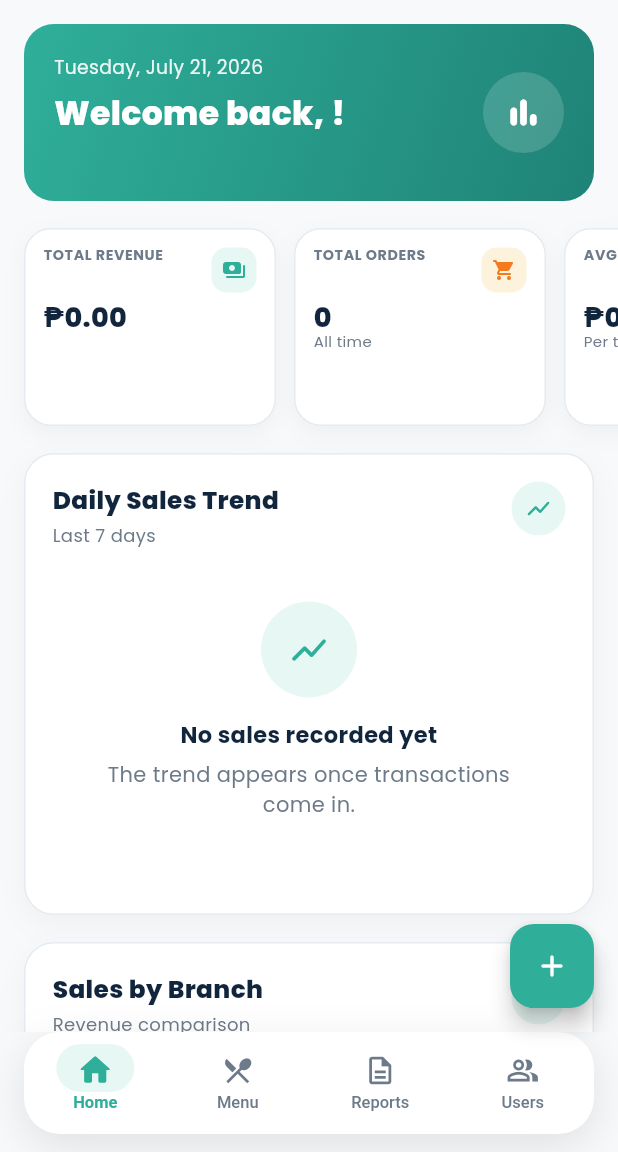
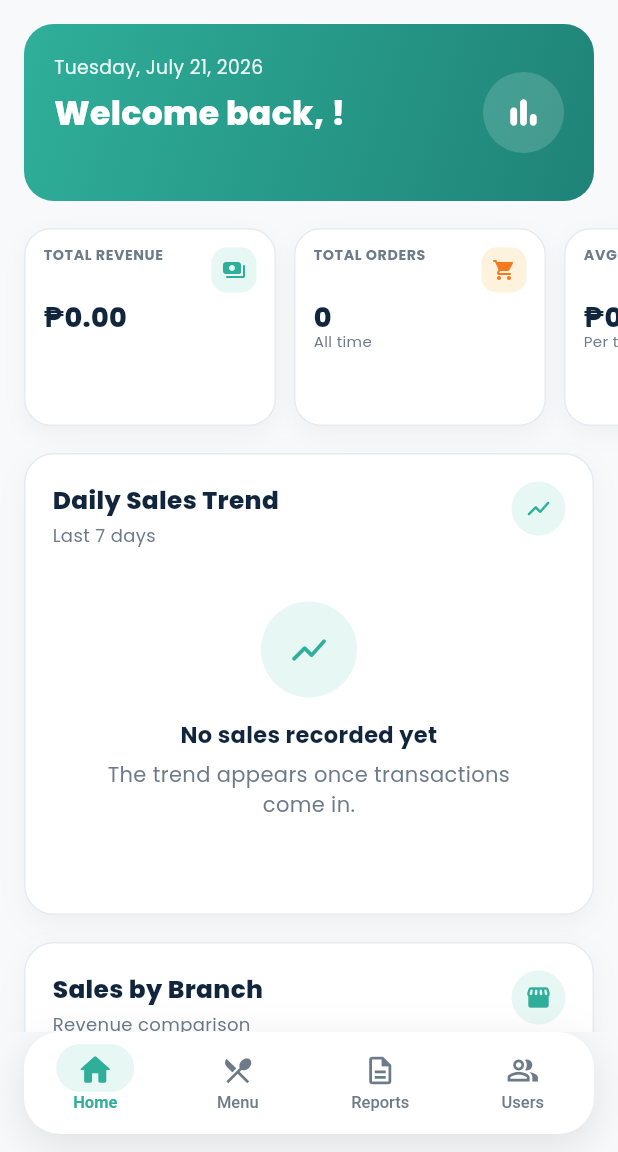
Before and after one commit to trishncl/askmi, a Flutter app: the OwnerShell screen opened directly with empty values, on a phone screen of 412 x 824 dp, the part 84-1236 px from its top. Run offline on Flutter 3.47's test engine with Material 3 defaults, Android fonts, the phone set to English and light mode, and no system bars; our stand-ins replace cloud_firestore, cloud_functions, csv, firebase_auth, firebase_core, google_fonts and 2 more; missing offline and left inert: dart:html; accounts and stored records are empty; generated files the repository leaves out were written again.

Commit message:
Removed plus button in owner's shell

```diff
--- a/askmi_app/lib/features/shell/owner_shell.dart
+++ b/askmi_app/lib/features/shell/owner_shell.dart
@@ -13,7 +13,6 @@ import '../sales/sales_page.dart';
 import 'app_drawer.dart';
 import 'coming_soon_page.dart';
 import 'floating_bottom_nav.dart';
-import 'speed_dial_fab.dart';
 import '../settings/settings_page.dart';
 
 /// PHASE 4 — the Owner's container: AppBar (branch selector,
@@ -81,49 +80,11 @@ class _OwnerShellState extends State<OwnerShell> {
     }
   }
 
-  /// Dashboard-only. Every other module supplies its own single-purpose
-  /// FAB (e.g. Sales has "New Sale"), and two stacked FABs overlap — they
-  /// sit in the same Scaffold slot, so both become harder to hit.
-  Widget? _buildFab() {
-    if (_index != 0) return null;
-    return SpeedDialFab(
-      actions: [
-        SpeedDialAction(
-          label: 'Add Sale',
-          icon: Icons.point_of_sale_rounded,
-          // Sales exists now, so jump to it rather than showing the old
-          // "later sprint" placeholder.
-          onTap: () => setState(() => _index = 1),
-        ),
-        SpeedDialAction(
-          label: 'Add Inventory',
-          icon: Icons.inventory_rounded,
-          onTap: () => _notYet(context, 'Add Inventory'),
-        ),
-        SpeedDialAction(
-          label: 'Add Menu Item',
-          icon: Icons.restaurant_menu_rounded,
-          // Routes through _selectIndex (not a bare setState) so that if
-          // "All Branches" is currently selected, it gets nudged to a
-          // real branch the same way the drawer/bottom-nav do — see
-          // _selectIndex's doc comment.
-          onTap: () => _selectIndex(4),
-        ),
-        SpeedDialAction(
-          label: 'Generate Report',
-          icon: Icons.description_rounded,
-          onTap: () => _notYet(context, 'Generate Report'),
-        ),
-        SpeedDialAction(
-          label: 'Add User',
-          icon: Icons.person_add_alt_1_rounded,
-          // User Management exists now, so jump to it (same pattern as
-          // "Add Sale" above) rather than the old placeholder snackbar.
-          onTap: () => setState(() => _index = 6),
-        ),
-      ],
-    );
-  }
+  /// Dashboard's floating action button was removed per request — no FAB
+  /// on any tab now. Every other module still supplies its own
+  /// single-purpose FAB (e.g. Sales has "New Sale"); this just means the
+  /// Dashboard tab no longer stacks a speed-dial on top of that.
+  Widget? _buildFab() => null;
 
   /// Menu items span every branch's POS catalog in one view — there's no
   /// per-branch picker for this page, it's always "All Branches" (see
@@ -214,6 +175,7 @@ class _OwnerShellState extends State<OwnerShell> {
     );
   }
 
+  // ignore: unused_element
   void _notYet(BuildContext context, String action) {
     ScaffoldMessenger.of(context).showSnackBar(
       SnackBar(content: Text('"$action" is built in a later sprint.')),
```
